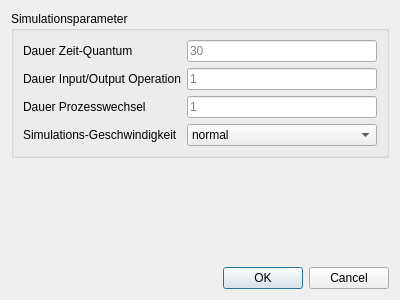
The window that Betriebssysteme_Scheduler/dialogsimparameter.ui (Baffmer/Betriebssysteme_Scheduler) describes before a commit, drawn with Qt 5.
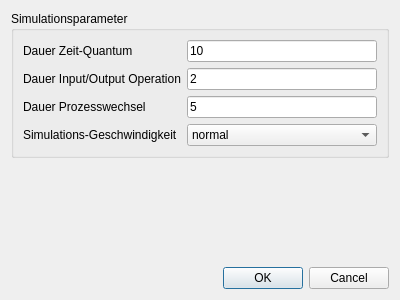
The same window after the commit.

The edit to the form file:
```diff
--- a/Betriebssysteme_Scheduler/dialogsimparameter.ui
+++ b/Betriebssysteme_Scheduler/dialogsimparameter.ui
@@ -29,6 +29,9 @@
       </item>
       <item row="0" column="1">
        <widget class="QLineEdit" name="lineEditQuantum">
+        <property name="text">
+         <string>10</string>
+        </property>
         <property name="placeholderText">
          <string>30</string>
         </property>
@@ -43,6 +46,9 @@
       </item>
       <item row="1" column="1">
        <widget class="QLineEdit" name="lineEditIODauer">
+        <property name="text">
+         <string>2</string>
+        </property>
         <property name="placeholderText">
          <string>1</string>
         </property>
@@ -86,6 +92,9 @@
       </item>
       <item row="2" column="1">
        <widget class="QLineEdit" name="lineEditDauerProzesswechsel">
+        <property name="text">
+         <string>5</string>
+        </property>
         <property name="placeholderText">
          <string>1</string>
         </property>
```
